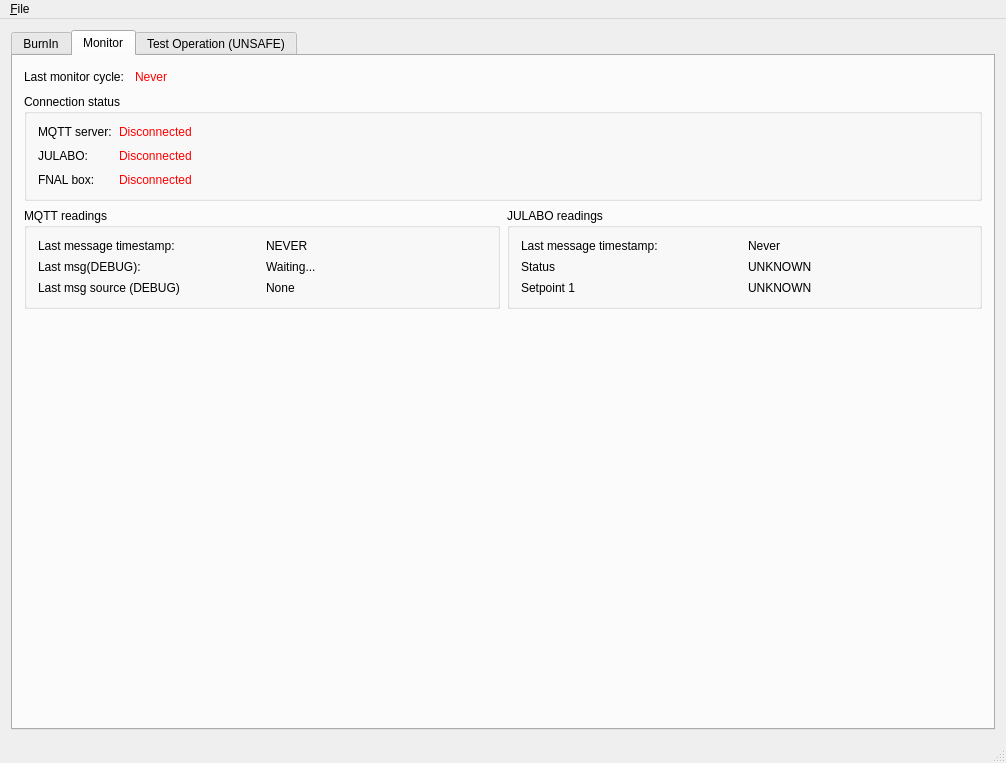
Before: the Qt Designer form GUI.ui in pisaoutertracker/BurnIn_Controller, drawn with Qt 5.
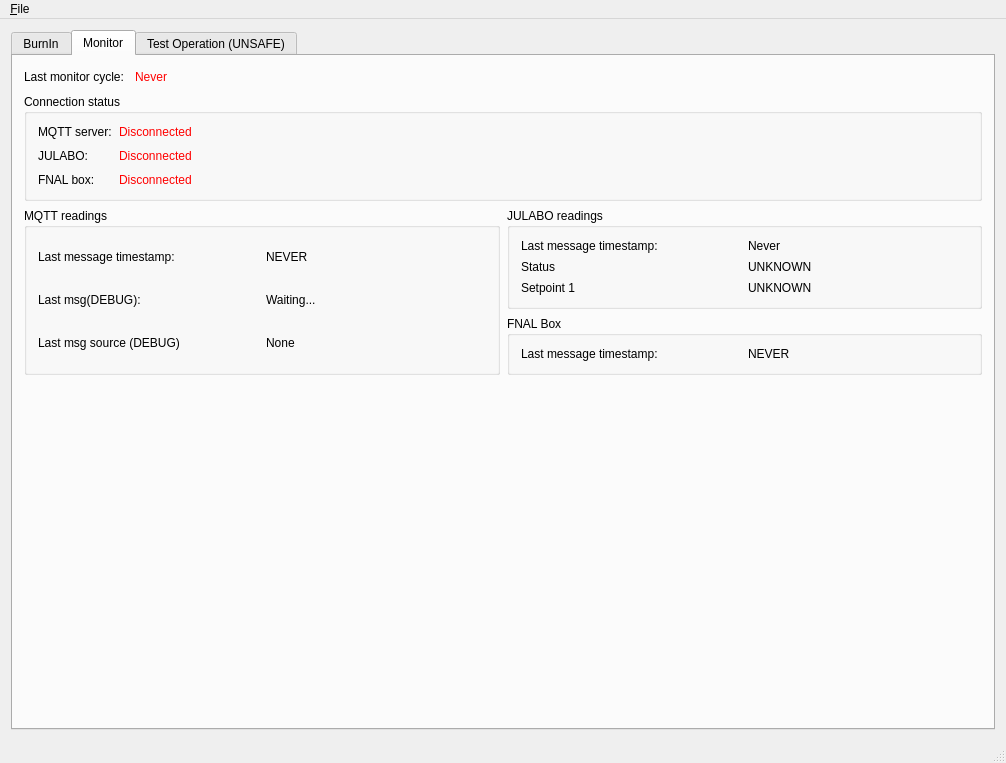
After: the same form once the commit is applied. The open tabs and pages were chosen to show the change. Icons and pictures are not drawn.

```diff
--- a/GUI.ui
+++ b/GUI.ui
@@ -29,6 +29,9 @@
    <layout class="QVBoxLayout" name="verticalLayout_5">
     <item>
      <widget class="QTabWidget" name="tabWidget">
+      <property name="enabled">
+       <bool>true</bool>
+      </property>
       <property name="font">
        <font>
         <pointsize>9</pointsize>
@@ -246,6 +249,8 @@
            </widget>
           </item>
           <item>
+           <layout class="QVBoxLayout" name="verticalLayout_9">
+            <item>
            <widget class="QGroupBox" name="groupBox_6">
             <property name="title">
              <string>JULABO readings</string>
@@ -296,6 +301,31 @@
             </layout>
            </widget>
           </item>
+            <item>
+             <widget class="QGroupBox" name="groupBox_5">
+              <property name="title">
+               <string>FNAL Box</string>
+              </property>
+              <layout class="QGridLayout" name="gridLayout_4">
+               <item row="0" column="0">
+                <widget class="QLabel" name="label_17">
+                 <property name="text">
+                  <string>Last message timestamp: </string>
+                 </property>
+                </widget>
+               </item>
+               <item row="0" column="1">
+                <widget class="QLabel" name="LastFNALBoxMsgTS_tag">
+                 <property name="text">
+                  <string>NEVER</string>
+                 </property>
+                </widget>
+               </item>
+              </layout>
+             </widget>
+            </item>
+           </layout>
+          </item>
          </layout>
         </item>
         <item>
```
Left out of the diff: 54 changed lines with no effect on the pictures. Lines whose indentation alone changed are shown as unchanged.
